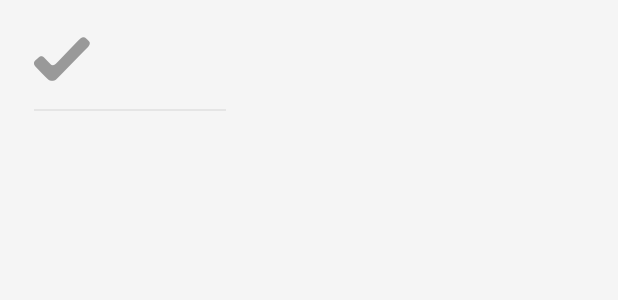
After one commit to gqf1995/BTCGQF, an Android app: the layout adapter_home_top_right.xml on its own in the app's theme, with its tools: preview values and no code run, on a phone screen of 412 x 824 dp. The commit adds this screen. Shown: the top 300 px of the screen. Run offline under Robolectric (Android 15) with nearby library versions, the phone set to English and light mode, and no system bars.

Commit message:
资产界面

```diff
--- /dev/null
+++ b/app/src/main/res/layout/adapter_home_top_right.xml
@@ -0,0 +1,49 @@
+<?xml version="1.0" encoding="utf-8"?>
+<LinearLayout xmlns:android="http://schemas.android.com/apk/res/android"
+              android:layout_width="wrap_content"
+              android:layout_height="wrap_content"
+              android:orientation="vertical"
+              android:paddingLeft="@dimen/trans_20px"
+              android:paddingRight="@dimen/trans_20px">
+
+
+    <LinearLayout
+        android:layout_width="wrap_content"
+        android:layout_height="wrap_content"
+        android:gravity="center_vertical"
+        android:orientation="horizontal"
+        android:paddingRight="@dimen/trans_60px">
+
+        <com.fivefivelike.mybaselibrary.view.IconFontTextview
+            android:id="@+id/tv_dui"
+            android:layout_width="wrap_content"
+            android:layout_height="wrap_content"
+            android:gravity="center"
+            android:text="@string/ic_dui"
+            android:textColor="@color/color_999999"
+            android:textSize="@dimen/text_trans_34px"
+            android:visibility="visible"/>
+
+        <TextView
+            android:id="@+id/tv_title"
+            android:layout_width="wrap_content"
+            android:layout_height="wrap_content"
+            android:gravity="center"
+            android:paddingBottom="@dimen/trans_15px"
+            android:paddingRight="@dimen/trans_20px"
+            android:paddingTop="@dimen/trans_15px"
+            android:text=""
+            android:textColor="@color/color_666666"
+            android:textSize="@dimen/text_trans_26px"/>
+
+
+    </LinearLayout>
+
+    <View
+        android:id="@+id/view_line"
+        android:layout_width="match_parent"
+        android:layout_height="@dimen/trans_1px"
+        android:background="@color/color_e5e5e5"/>
+
+
+</LinearLayout>
--- a/app/src/main/res/layout/adapter_order_list.xml
+++ b/app/src/main/res/layout/adapter_order_list.xml
@@ -27,7 +27,7 @@
             android:layout_width="wrap_content"
             android:layout_height="wrap_content"
             android:gravity="center"
-            android:text="订单-265151225415212"
+            android:text="订单-66666666"
             android:textColor="@color/color_333333"
             android:textSize="@dimen/text_trans_32px"/>
 
--- a/app/src/main/res/layout/layout_withdrawal.xml
+++ b/app/src/main/res/layout/layout_withdrawal.xml
@@ -33,7 +33,6 @@
                 android:layout_width="0dp"
                 android:layout_height="wrap_content"
                 android:layout_weight="1"
-                android:gravity="center"
                 android:lines="1"
                 android:text="点击选择一个提币地址"
                 android:textColor="@color/color_999999"
--- a/mybaselibrary/src/main/java/com/fivefivelike/mybaselibrary/view/PopupBackView.java
+++ b/mybaselibrary/src/main/java/com/fivefivelike/mybaselibrary/view/PopupBackView.java
@@ -13,6 +13,7 @@ import android.util.AttributeSet;
 import android.util.DisplayMetrics;
 import android.util.TypedValue;
 import android.view.View;
+import android.view.ViewGroup;
 
 import com.fivefivelike.mybaselibrary.R;
 
@@ -46,6 +47,7 @@ public class PopupBackView extends View {
 
     public PopupBackView(Context context, @Nullable AttributeSet attrs, int defStyleAttr) {
         super(context, attrs, defStyleAttr);
+        this.setLayoutParams(new ViewGroup.LayoutParams(ViewGroup.LayoutParams.WRAP_CONTENT, ViewGroup.LayoutParams.WRAP_CONTENT));
         TypedArray typedArray = context.obtainStyledAttributes(attrs, R.styleable.PopupBackView);
         arrowWidth = typedArray.getDimension(R.styleable.PopupBackView_arrowWidth, dp2px(10));
         arrowMarginLeft = typedArray.getDimension(R.styleable.PopupBackView_arrow_margin_left, 0);
@@ -55,7 +57,9 @@ public class PopupBackView extends View {
         backageColor = typedArray.getColor(R.styleable.PopupBackView_backageColor, Color.parseColor("#77000000"));
         arrowHeight = (float) Math.sqrt(Math.pow(arrowWidth, 2) - Math.pow(arrowWidth / 2, 2));
         typedArray.recycle();
+
     }
+
 
     @Override
     protected void onMeasure(int widthMeasureSpec, int heightMeasureSpec) {
```
Also changed, not shown: app/src/main/java/com/gqfbtc/adapter/HomeLSelectAdapter.java (added, +52 -0 lines), app/src/main/java/com/gqfbtc/adapter/HomeRSelectAdapter.java (added, +52 -0 lines), app/src/main/java/com/gqfbtc/entity/HomeRightPopuEntity.java (added, +32 -0 lines), app/src/main/java/com/gqfbtc/mvp/fragment/HomeFragment.java (+18 -1 lines), app/src/main/java/com/gqfbtc/mvp/popu/HomeLeftPopu.java (added, +79 -0 lines), app/src/main/java/com/gqfbtc/mvp/popu/HomeRightPopu.java (added, +82 -0 lines), app/src/main/res/layout/adapter_home_top_left.xml (added, +47 -0 lines), app/src/main/res/layout/layout_home_top_left_popu.xml (added, +30 -0 lines), app/src/main/res/layout/layout_home_top_right_popu.xml (added, +30 -0 lines).
